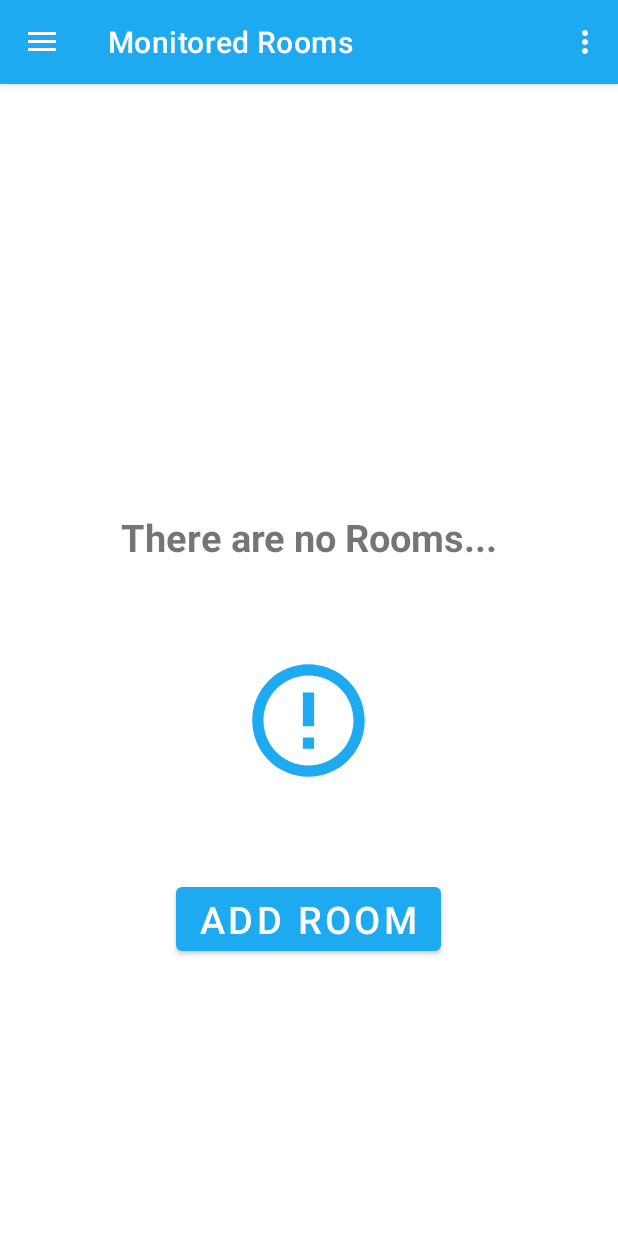
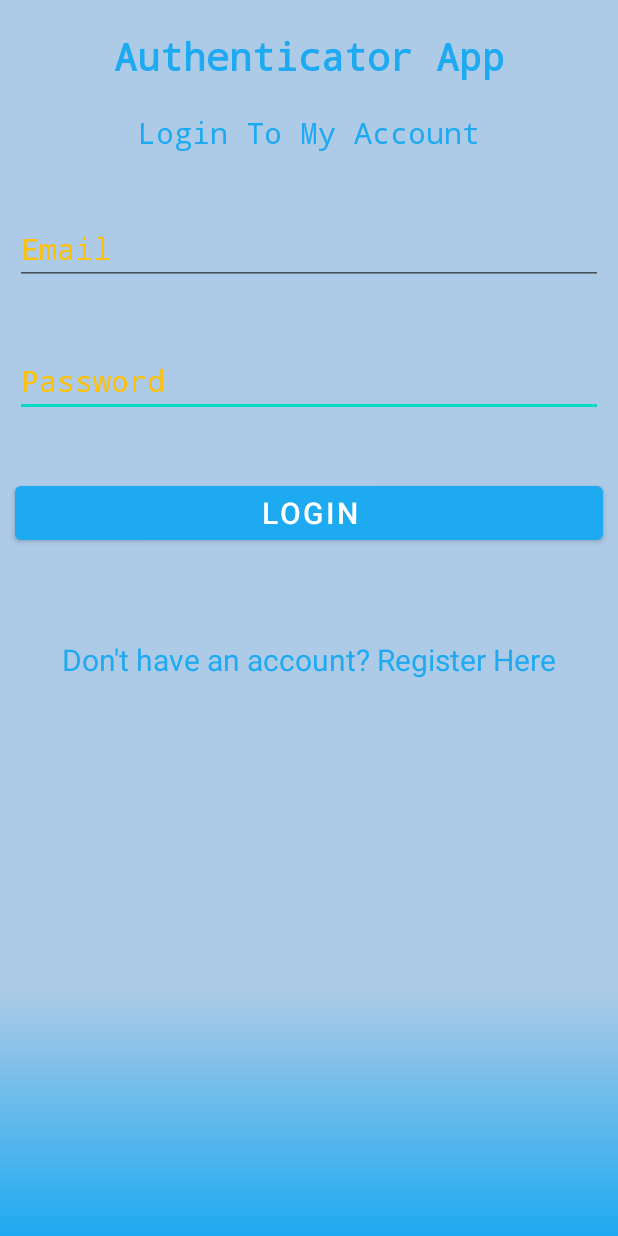
Before and after one commit to SimarjitBilkhuSB/MonitoredRooms, an Android app: the screen it shows after launch (MonitoredRoomsActivity before the commit, LoginActivity after it), on a phone screen of 412 x 824 dp. Run offline under Robolectric (Android 15) with nearby library versions, the phone set to English and light mode, and no system bars; our stand-ins replace Firebase (no records; nobody signed in at launch, a user with empty details on screens opened directly).

Commit message:
Fixed Login Error - Integrated Login Screen
User can login, the app won't crash
Created AuthenticationHelper class
Modified DatabaseHelper class to use user UID to store information in the database
Bug - New implementation of logout button disables navigation menu destinations

```diff
--- a/MonitoredRooms/app/build.gradle
+++ b/MonitoredRooms/app/build.gradle
@@ -43,6 +43,7 @@ dependencies {
     implementation 'androidx.navigation:navigation-ui:2.3.5'
     implementation 'androidx.legacy:legacy-support-v4:1.0.0'
     implementation 'com.google.firebase:firebase-database:20.0.0'
+    implementation 'com.google.firebase:firebase-auth:21.0.1'
     testImplementation 'junit:junit:4.13.2'
     androidTestImplementation 'androidx.test.ext:junit:1.1.3'
     androidTestImplementation 'androidx.test.espresso:espresso-core:3.4.0'
--- /dev/null
+++ b/MonitoredRooms/app/src/main/java/com/example/monitoredrooms/LoginActivity.java
@@ -0,0 +1,89 @@
+package com.example.monitoredrooms;
+
+import androidx.annotation.NonNull;
+import androidx.appcompat.app.AppCompatActivity;
+
+import android.content.Intent;
+import android.os.Bundle;
+import android.text.TextUtils;
+import android.view.View;
+import android.widget.Button;
+import android.widget.EditText;
+import android.widget.ProgressBar;
+import android.widget.TextView;
+import android.widget.Toast;
+
+import com.example.monitoredrooms.utility.AuthenticationHelper;
+import com.google.android.gms.tasks.OnCompleteListener;
+import com.google.android.gms.tasks.Task;
+import com.google.firebase.auth.AuthResult;
+import com.google.firebase.auth.FirebaseAuth;
+
+public class LoginActivity extends AppCompatActivity {
+
+    EditText mEmail,mPassword;
+    Button mLoginBtn;
+    TextView mCreateBtn;
+    ProgressBar progressBar;
+
+    @Override
+    protected void onCreate(Bundle savedInstanceState) {
+        super.onCreate(savedInstanceState);
+        setContentView(R.layout.activity_login);
+        setupUI();
+
+    }
+
+    private void setupUI(){
+        mEmail = findViewById(R.id.loginEmailEditText);
+        mPassword = findViewById(R.id.loginPasswordEditText);
+        mLoginBtn = findViewById(R.id.LoginButton);
+        mCreateBtn = findViewById(R.id.NoAccountRegisterTextView);
+        progressBar = findViewById(R.id.loginProgressBar);
+
+        mLoginBtn.setOnClickListener(new View.OnClickListener() {
+            @Override
+            public void onClick(View v) {
+
+                String email = mEmail.getText().toString().trim();
+                String password = mPassword.getText().toString().trim();
+
+                verifyUserInput(email, password);
+
+                //user being logged in
+                progressBar.setVisibility(View.VISIBLE);
+
+                // authenticate the user
+                AuthenticationHelper AuthHelper = new AuthenticationHelper(LoginActivity.this);
+                AuthHelper.login(email, password);
+                progressBar.setVisibility(View.GONE);
+
+            }
+        });
+
+        mCreateBtn.setOnClickListener(new View.OnClickListener() {
+            @Override
+            public void onClick(View v) {
+                startActivity(new Intent(getApplicationContext(), RegisterActivity.class));
+            }
+        });
+    }
+
+    public void verifyUserInput(String email, String password){
+
+        if (TextUtils.isEmpty(email)) {
+            mEmail.setError("Email is Required.");
+            return;
+        }
+
+        if (TextUtils.isEmpty(password)) {
+            mPassword.setError("Password is Required.");
+            return;
+        }
+
+        if (password.length() < 6) {
+            mPassword.setError("Password Must be >= 6 Characters");
+            return;
+        }
+    }
+}
--- /dev/null
+++ b/MonitoredRooms/app/src/main/res/drawable/login_register_background.xml
@@ -0,0 +1,11 @@
+<?xml version="1.0" encoding="utf-8"?>
+<shape xmlns:android="http://schemas.android.com/apk/res/android">
+
+    <gradient
+        android:angle = "90"
+        android:startColor = "@color/light_blue"
+        android:centerColor="@color/lighter_blue"
+        android:centerX="0.2"
+        android:endColor = "@color/lighter_blue" />
+
+</shape>
--- /dev/null
+++ b/MonitoredRooms/app/src/main/res/layout/activity_login.xml
@@ -0,0 +1,108 @@
+<?xml version="1.0" encoding="utf-8"?>
+<androidx.constraintlayout.widget.ConstraintLayout xmlns:android="http://schemas.android.com/apk/res/android"
+    xmlns:app="http://schemas.android.com/apk/res-auto"
+    xmlns:tools="http://schemas.android.com/tools"
+    android:layout_width="match_parent"
+    android:layout_height="match_parent"
+    android:background="@drawable/login_register_background"
+    tools:context=".LoginActivity">
+
+    <ProgressBar
+        android:id="@+id/loginProgressBar"
+        style="?android:attr/progressBarStyle"
+        android:layout_width="wrap_content"
+        android:layout_height="wrap_content"
+        android:layout_marginTop="164dp"
+        android:visibility="invisible"
+        app:layout_constraintBottom_toBottomOf="parent"
+        app:layout_constraintEnd_toEndOf="parent"
+        app:layout_constraintHorizontal_bias="0.498"
+        app:layout_constraintStart_toStartOf="parent"
+        app:layout_constraintTop_toBottomOf="@+id/NoAccountRegisterTextView" />
+
+    <EditText
+        android:id="@+id/loginPasswordEditText"
+        android:layout_width="0dp"
+        android:layout_height="wrap_content"
+        android:layout_marginStart="10dp"
+        android:layout_marginTop="40dp"
+        android:layout_marginEnd="10dp"
+        android:ems="10"
+        android:fontFamily="monospace"
+        android:hint="Password"
+        android:inputType="textPersonName|textPassword"
+        android:textColorHint="#FFC107"
+        android:textSize="20sp"
+        app:layout_constraintEnd_toEndOf="parent"
+        app:layout_constraintStart_toStartOf="parent"
+        app:layout_constraintTop_toBottomOf="@+id/loginEmailEditText" />
+
+    <EditText
+        android:id="@+id/loginEmailEditText"
+        android:layout_width="0dp"
+        android:layout_height="wrap_content"
+        android:layout_marginStart="10dp"
+        android:layout_marginTop="40dp"
+        android:layout_marginEnd="10dp"
+        android:ems="10"
+        android:fontFamily="monospace"
+        android:hint="Email"
+        android:inputType="textPersonName"
+        android:textColorHint="#FFC107"
+        android:textSize="20sp"
+        app:layout_constraintEnd_toEndOf="parent"
+        app:layout_constraintStart_toStartOf="parent"
+        app:layout_constraintTop_toBottomOf="@+id/LoginTextView" />
+
+    <TextView
+        android:id="@+id/loginAuthenticatorTextView"
+        android:layout_width="wrap_content"
+        android:layout_height="wrap_content"
+        android:layout_marginTop="20dp"
+        android:fontFamily="monospace"
+        android:text="Authenticator App"
+        android:textColor="@color/light_blue"
+        android:textSize="25sp"
+        android:textStyle="bold"
+        app:layout_constraintEnd_toEndOf="parent"
+        app:layout_constraintStart_toStartOf="parent"
+        app:layout_constraintTop_toTopOf="parent" />
+
+    <TextView
+        android:id="@+id/LoginTextView"
+        android:layout_width="wrap_content"
+        android:layout_height="wrap_content"
+        android:layout_marginTop="20dp"
+        android:fontFamily="monospace"
+        android:text="Login To My Account"
+        android:textColor="@color/light_blue"
+        android:textSize="20sp"
+        app:layout_constraintEnd_toEndOf="parent"
+        app:layout_constraintStart_toStartOf="parent"
+        app:layout_constraintTop_toBottomOf="@+id/loginAuthenticatorTextView" />
+
+    <TextView
+        android:id="@+id/NoAccountRegisterTextView"
+        android:layout_width="wrap_content"
+        android:layout_height="wrap_content"
+        android:layout_marginTop="60dp"
+        android:text="Don't have an account? Register Here"
+        android:textColor="@color/light_blue"
+        android:textSize="20sp"
+        app:layout_constraintEnd_toEndOf="parent"
+        app:layout_constraintStart_toStartOf="parent"
+        app:layout_constraintTop_toBottomOf="@+id/LoginButton" />
+
+    <Button
+        android:id="@+id/LoginButton"
+        android:layout_width="0dp"
+        android:layout_height="wrap_content"
+        android:layout_marginStart="10dp"
+        android:layout_marginTop="40dp"
+        android:layout_marginEnd="10dp"
+        android:text="Login"
+        android:textSize="20sp"
+        app:layout_constraintEnd_toEndOf="parent"
+        app:layout_constraintStart_toStartOf="parent"
+        app:layout_constraintTop_toBottomOf="@+id/loginPasswordEditText" />
+</androidx.constraintlayout.widget.ConstraintLayout>
--- a/MonitoredRooms/app/src/main/res/layout/nav_header_monitored_rooms.xml
+++ b/MonitoredRooms/app/src/main/res/layout/nav_header_monitored_rooms.xml
@@ -40,7 +40,7 @@
         android:textAppearance="@style/TextAppearance.AppCompat.Body1" /> <!-- modify text -->
 
     <TextView
-        android:id="@+id/textView"
+        android:id="@+id/registerAuthenticatorTextView"
         android:layout_width="wrap_content"
         android:layout_height="wrap_content"
         android:text="@string/other_information" />
--- a/MonitoredRooms/app/src/main/res/values/strings.xml
+++ b/MonitoredRooms/app/src/main/res/values/strings.xml
@@ -1,5 +1,5 @@
 <resources>
-    <string name="app_name">MonitoredRooms</string>
+    <string name="app_name">Temp Tracker</string>
     <string name="title_activity_monitored_rooms">Monitored Rooms Activity</string> <!-- App Title shown below app icon -->
     <string name="navigation_drawer_open">Open navigation drawer</string>
     <string name="navigation_drawer_close">Close navigation drawer</string>
```
Also changed, not shown: MonitoredRooms/app/src/main/AndroidManifest.xml (+14 -7 lines), MonitoredRooms/app/src/main/java/com/example/monitoredrooms/MonitoredRoomsActivity.java (+31 -5 lines), MonitoredRooms/app/src/main/java/com/example/monitoredrooms/RegisterActivity.java (added, +99 -0 lines), MonitoredRooms/app/src/main/java/com/example/monitoredrooms/RoomProfileActivity.java (+3 -4 lines), MonitoredRooms/app/src/main/java/com/example/monitoredrooms/utility/AuthenticationHelper.java (added, +94 -0 lines), MonitoredRooms/app/src/main/java/com/example/monitoredrooms/utility/DatabaseHelper.java (+13 -10 lines), MonitoredRooms/app/src/main/res/drawable/ic_menu_logout.xml (added, +9 -0 lines), MonitoredRooms/app/src/main/res/layout/activity_register.xml (added, +138 -0 lines), MonitoredRooms/app/src/main/res/layout/edit_room_profile.xml (+4 -4 lines), MonitoredRooms/app/src/main/res/menu/activity_monitored_rooms_drawer.xml (+7 -0 lines).
